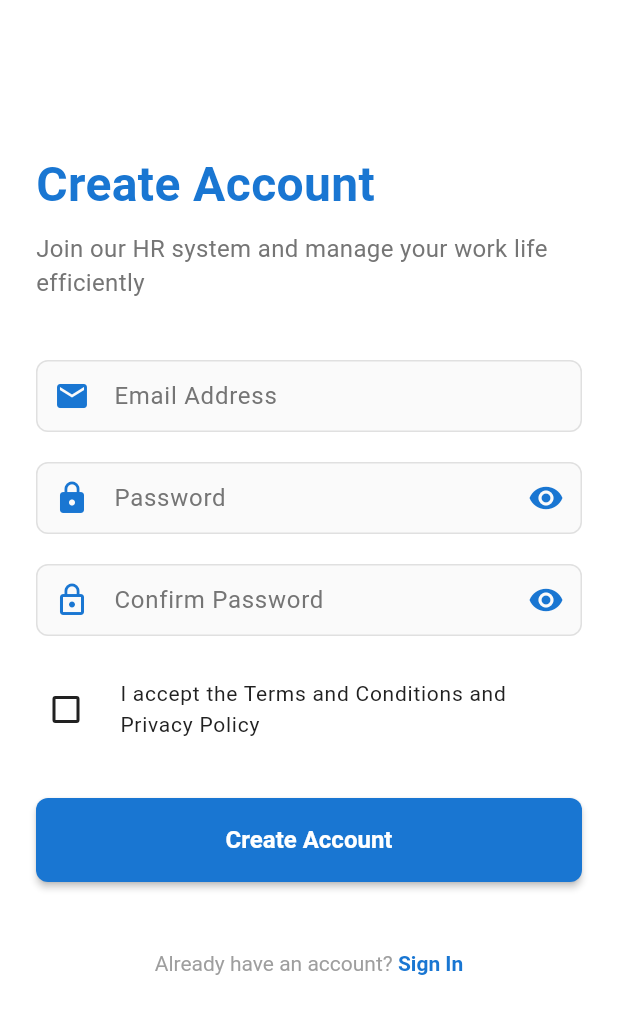
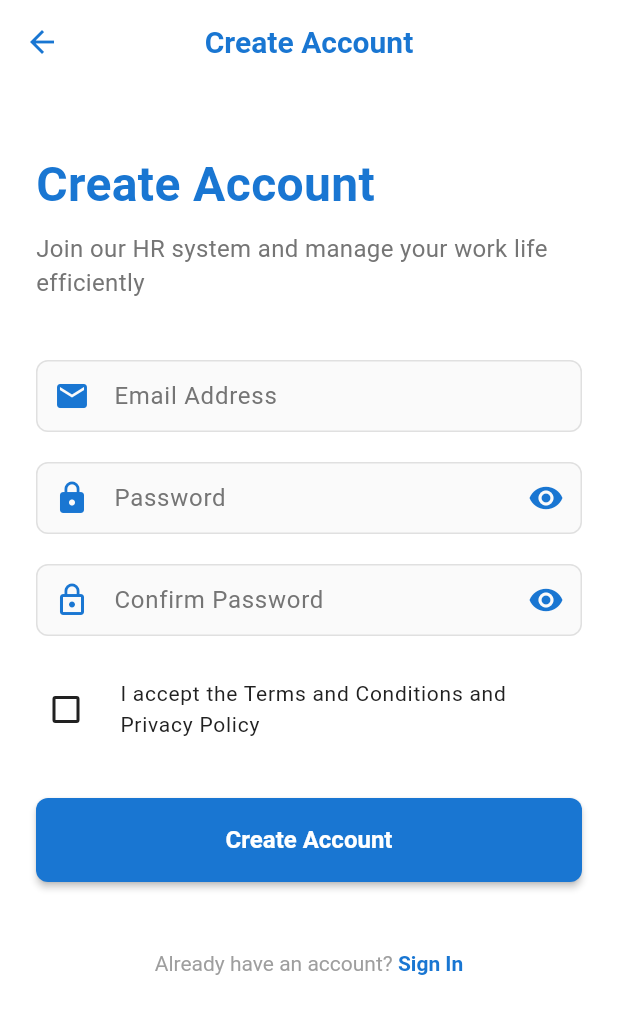
Before and after one commit to RensithUdara/HRMS-Mobile-App, a Flutter app: the RegisterScreen screen opened by its route, on a phone screen of 412 x 824 dp. Shown: the top 1014 px of the screen. Run offline on Flutter 3.47's test engine with Material 3 defaults, Android fonts, the phone set to English and light mode, and no system bars; our stand-ins replace cloud_firestore, equatable, file_picker, firebase_auth, firebase_core, firebase_messaging and 10 more; accounts and stored records are empty.

Commit message:
Refactor RegisterScreen AppBar: change background color to white, improve title styling, and add back navigation

```diff
--- a/lib/views/auth/register_screen.dart
+++ b/lib/views/auth/register_screen.dart
@@ -54,9 +54,20 @@
     return Scaffold(
       backgroundColor: Colors.white,
       appBar: AppBar(
-        backgroundColor: Colors.transparent,
+        backgroundColor: Colors.white,
         elevation: 0,
-        iconTheme: const IconThemeData(color: AppTheme.primaryColor),
+        leading: IconButton(
+          icon: const Icon(Icons.arrow_back, color: AppTheme.primaryColor),
+          onPressed: () => context.go('/login'),
+        ),
+        title: const Text(
+          'Create Account',
+          style: TextStyle(
+            color: AppTheme.primaryColor,
+            fontWeight: FontWeight.w600,
+          ),
+        ),
+        centerTitle: true,
       ),
       body: BlocListener<AuthBloc, AuthState>(
         listener: (context, state) {
```
